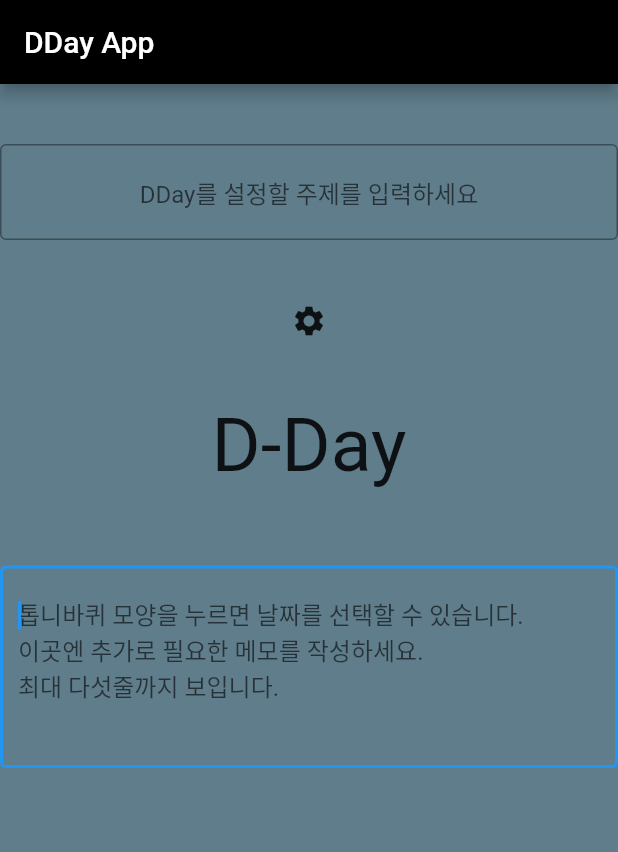
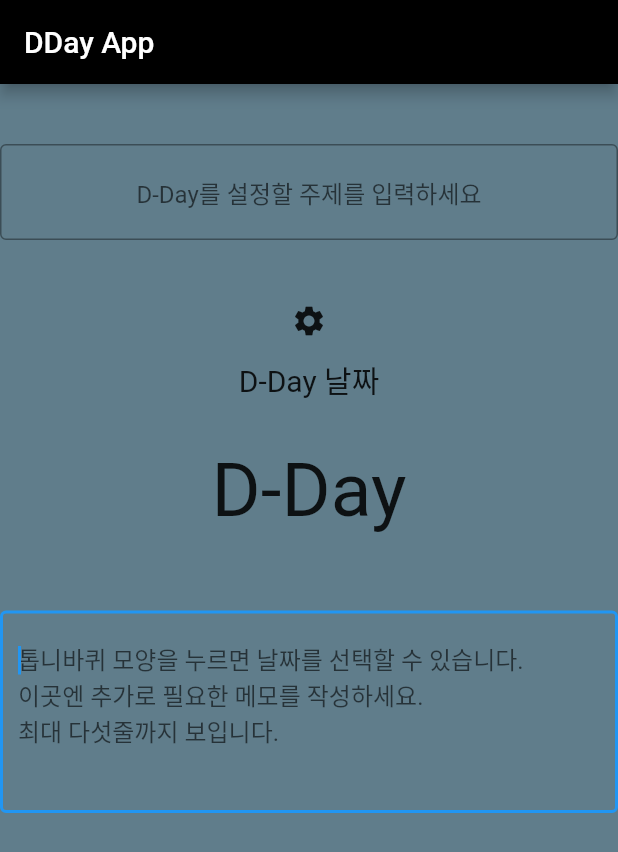
Before and after one commit to Juice-Han/dday_app, a Flutter app: the screen it shows after launch, on a phone screen of 412 x 824 dp. Shown: the top 852 px of the screen. Run offline on Flutter 3.47's test engine with Material 2 defaults, Android fonts, the phone set to English and light mode, and no system bars.

Commit message:
show dday date

```diff
--- a/lib/screen/home_screen.dart
+++ b/lib/screen/home_screen.dart
@@ -41,6 +41,7 @@ class _DDay extends StatefulWidget {
 class __DDayState extends State<_DDay> {
   DateTime now = DateTime.now();
   String days = 'Day';
+  String day = 'D-Day 날짜';
   TextEditingController _editTextController = TextEditingController();
 
   // Initialise a scroll controller.
@@ -60,7 +61,7 @@ class __DDayState extends State<_DDay> {
               border: OutlineInputBorder(
                 borderSide: BorderSide(color: Colors.black)
               ),
-              hintText: 'DDay를 설정할 주제를 입력하세요',
+              hintText: 'D-Day를 설정할 주제를 입력하세요',
             ),
           ),
           SizedBox(height: 30,),
@@ -80,6 +81,7 @@ class __DDayState extends State<_DDay> {
                         onDateTimeChanged: (DateTime date) {
                           setState(() {
                             days = (DateTime(date.year,date.month,date.day).difference(now).inDays+1).toString();
+                            day = '${date.year}.${date.month}.${date.day}';
                             if(days == '0') {
                               days = 'Day!!';
                             }
@@ -96,6 +98,7 @@ class __DDayState extends State<_DDay> {
               Icons.settings,
             ),
           ),
+          Text(day,style: TextStyle(fontSize: 20),),
           SizedBox(height: 30,),
           Text('D-'+days,style: TextStyle(fontSize: 50),),
           SizedBox(height: 50,),
```
